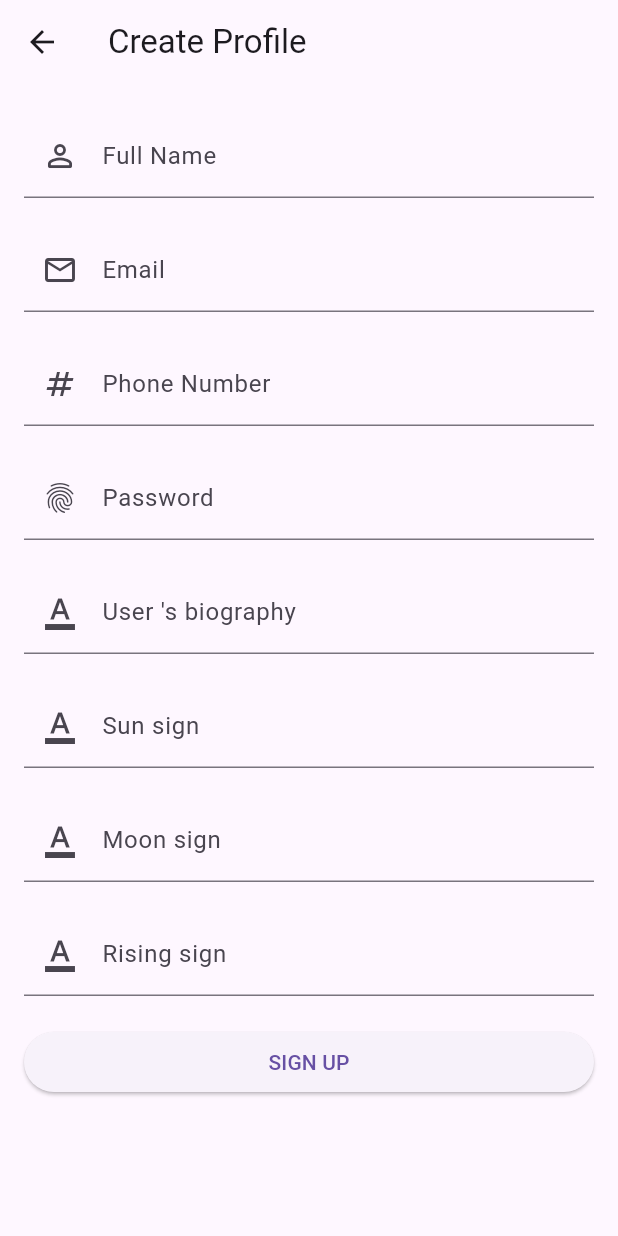
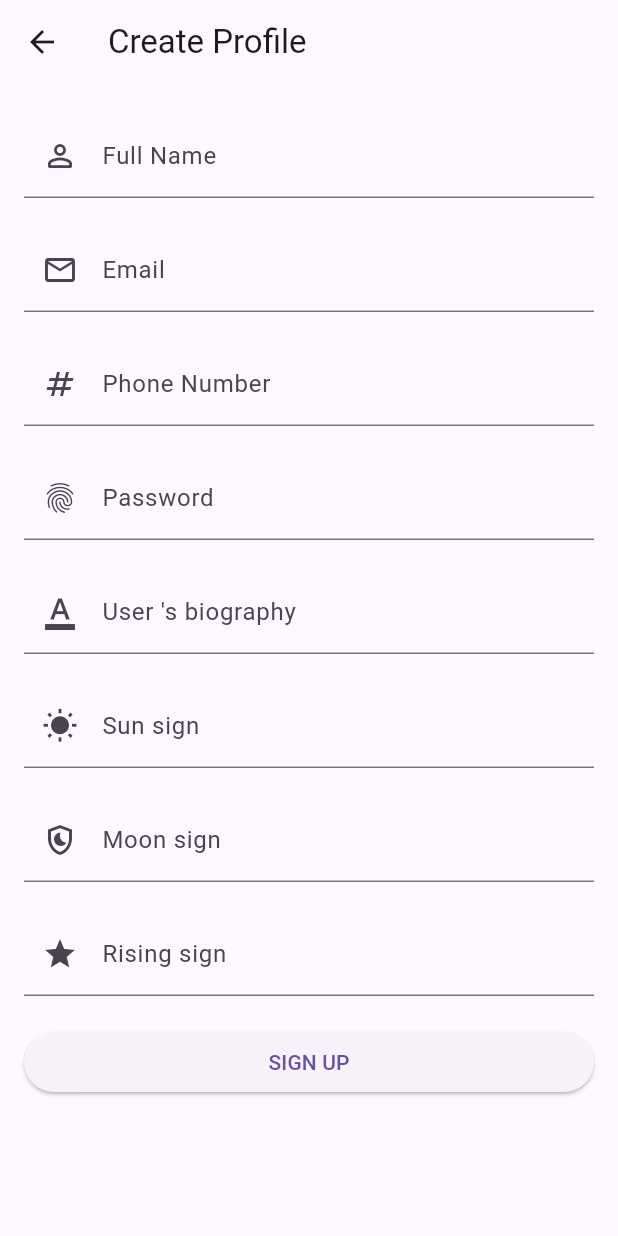
Before and after one commit to daisychennn/ascendant, a Flutter app: the SignUpFormWidget screen opened directly, on a phone screen of 412 x 824 dp. Run offline on Flutter 3.47's test engine with Material 3 defaults, Android fonts, the phone set to English and light mode, and no system bars; our stand-ins replace cached_network_image, faker, get, google_fonts, jiffy; accounts and stored records are empty.

Commit message:
Change 3 signs icon in creating profile

```diff
--- a/lib/view/create_profile_view.dart
+++ b/lib/view/create_profile_view.dart
@@ -53,21 +53,21 @@ class SignUpFormWidget extends StatelessWidget {
               TextFormField(
                 decoration: const InputDecoration(
                   label: Text('Sun sign'),
-                  prefixIcon: Icon(Icons.format_color_text),
+                  prefixIcon: Icon(Icons.wb_sunny),
                 ),
               ),
               const SizedBox(height: 20),
               TextFormField(
                 decoration: const InputDecoration(
                   label: Text('Moon sign'),
-                  prefixIcon: Icon(Icons.format_color_text),
+                  prefixIcon: Icon(Icons.shield_moon_outlined),
                 ),
               ),
               const SizedBox(height: 20),
               TextFormField(
                 decoration: const InputDecoration(
                   label: Text('Rising sign'),
-                  prefixIcon: Icon(Icons.format_color_text),
+                  prefixIcon: Icon(Icons.star_purple500_outlined),
                 ),
               ),
               const SizedBox(height: 20),
```
